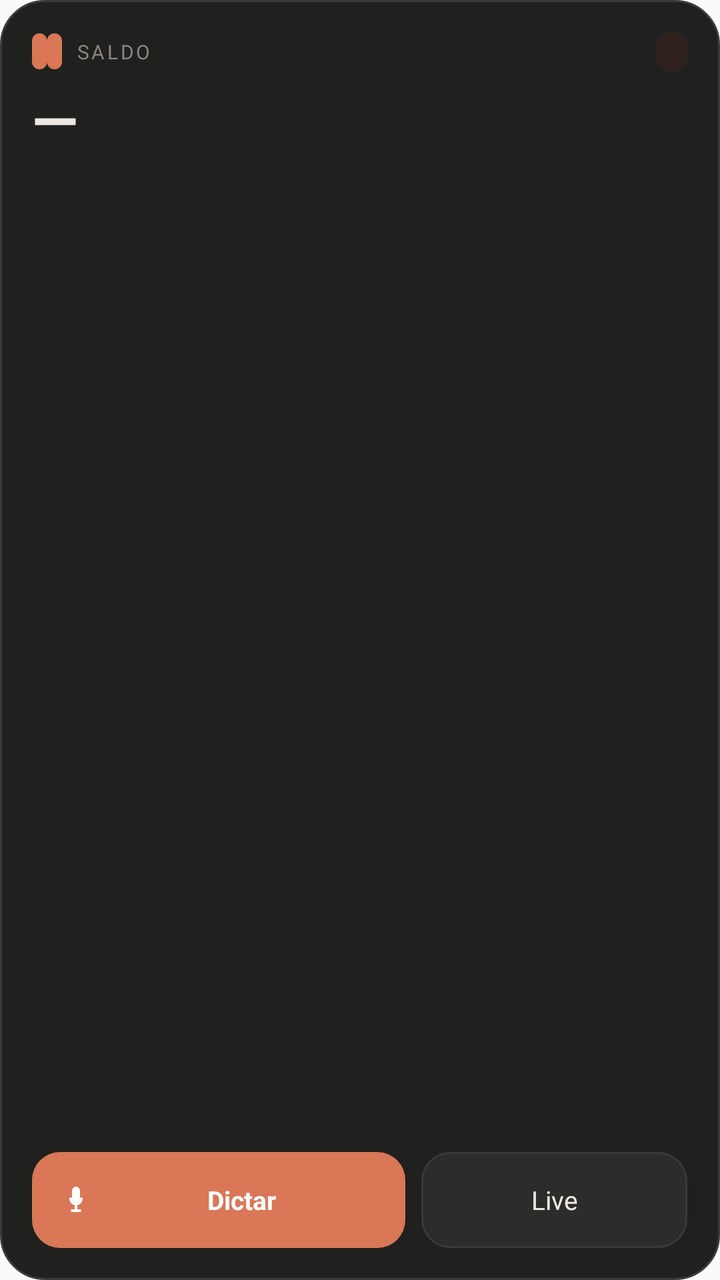
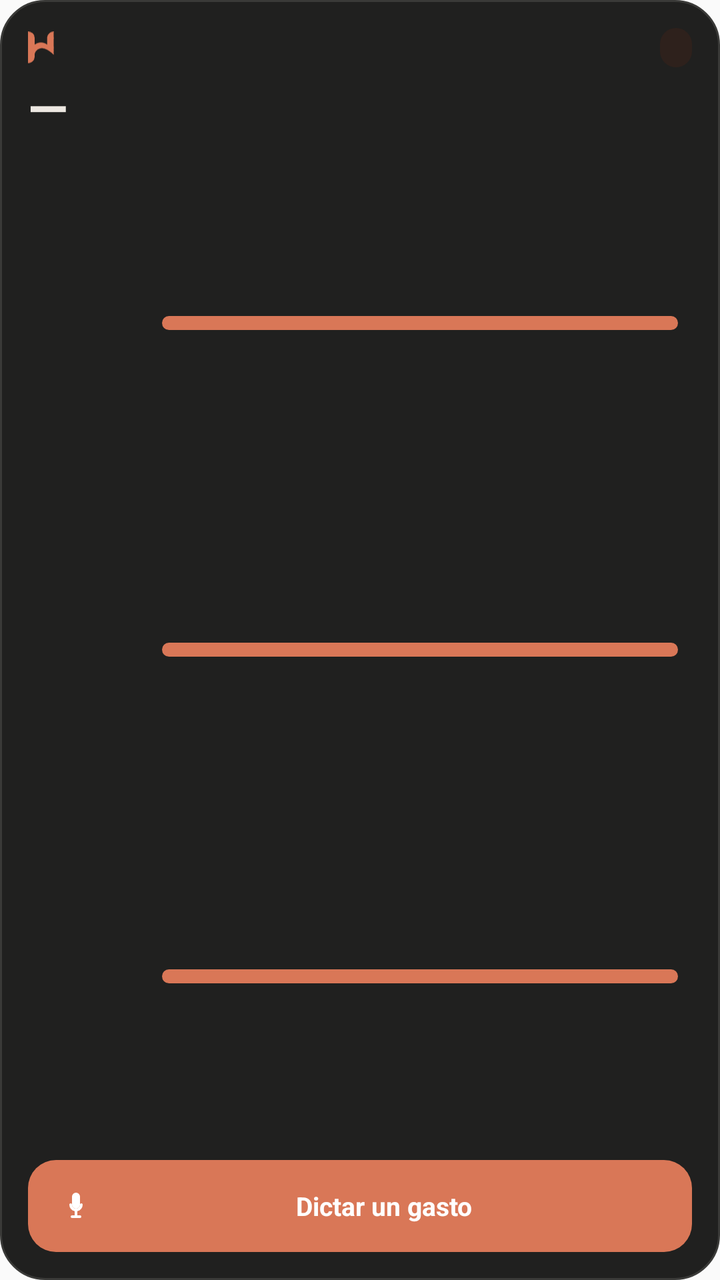

Before-and-after screenshots of an Android layout around one commit, followed by the original layout XML and the change that was made.
<!-- AndroidManifest.xml: application theme AppTheme -->
<!-- res/layout/widget_hera.xml -->
<?xml version="1.0" encoding="utf-8"?>
<LinearLayout xmlns:android="http://schemas.android.com/apk/res/android"
    android:id="@+id/widget_cuerpo"
    android:layout_width="match_parent"
    android:layout_height="match_parent"
    android:orientation="vertical"
    android:background="@drawable/widget_fondo"
    android:padding="16dp">

    
    <LinearLayout
        android:layout_width="match_parent"
        android:layout_height="wrap_content"
        android:orientation="horizontal"
        android:gravity="center_vertical">

        <ImageView
            android:layout_width="15dp"
            android:layout_height="18dp"
            android:src="@drawable/widget_marca"
            android:contentDescription="HeraWallet" />

        <TextView
            android:layout_width="0dp"
            android:layout_height="wrap_content"
            android:layout_weight="1"
            android:layout_marginStart="7dp"
            android:textColor="#8B857E"
            android:textSize="10sp"
            android:letterSpacing="0.12"
            android:text="SALDO" />

        <TextView
            android:id="@+id/widget_racha"
            android:layout_width="wrap_content"
            android:layout_height="wrap_content"
            android:background="@drawable/widget_pastilla"
            android:paddingHorizontal="8dp"
            android:paddingVertical="3dp"
            android:textColor="#D97757"
            android:textSize="10sp"
            android:textStyle="bold"
            android:text="" />
    </LinearLayout>

    <TextView
        android:id="@+id/widget_saldo"
        android:layout_width="match_parent"
        android:layout_height="wrap_content"
        android:layout_marginTop="8dp"
        android:textColor="#ECE7E1"
        android:textSize="30sp"
        android:textStyle="bold"
        android:maxLines="1"
        android:ellipsize="end"
        android:includeFontPadding="false"
        android:text="—" />

    <TextView
        android:id="@+id/widget_detalle"
        android:layout_width="match_parent"
        android:layout_height="wrap_content"
        android:layout_marginTop="3dp"
        android:textColor="#B4AEA8"
        android:textSize="12sp"
        android:maxLines="1"
        android:ellipsize="end"
        android:text="" />

    
    <LinearLayout
        android:layout_width="match_parent"
        android:layout_height="0dp"
        android:layout_weight="1"
        android:layout_marginTop="12dp"
        android:orientation="horizontal"
        android:gravity="bottom">

        <TextView
            android:id="@+id/widget_dictar"
            android:layout_width="0dp"
            android:layout_height="48dp"
            android:layout_weight="1.4"
            android:layout_marginEnd="8dp"
            android:background="@drawable/widget_boton_principal"
            android:gravity="center"
            android:textColor="#FFFFFF"
            android:textSize="13sp"
            android:textStyle="bold"
            android:drawableStart="@drawable/widget_ic_micro"
            android:drawablePadding="7dp"
            android:paddingStart="14dp"
            android:paddingEnd="14dp"
            android:text="Dictar" />

        <TextView
            android:id="@+id/widget_live"
            android:layout_width="0dp"
            android:layout_height="48dp"
            android:layout_weight="1"
            android:background="@drawable/widget_boton"
            android:gravity="center"
            android:textColor="#ECE7E1"
            android:textSize="13sp"
            android:text="Live" />
    </LinearLayout>
</LinearLayout>
<!-- resources referenced by this layout -->
<resources>
  <!-- drawable widget_boton (drawable) -->
  <?xml version="1.0" encoding="utf-8"?>
  <shape xmlns:android="http://schemas.android.com/apk/res/android" android:shape="rectangle">
      <solid android:color="#2C2C2A" />
      <corners android:radius="14dp" />
      <stroke android:width="1dp" android:color="#3A3A38" />
  </shape>
  <!-- drawable widget_boton_principal (drawable) -->
  <?xml version="1.0" encoding="utf-8"?>
  <shape xmlns:android="http://schemas.android.com/apk/res/android" android:shape="rectangle">
      <solid android:color="#D97757" />
      <corners android:radius="14dp" />
  </shape>
  <!-- drawable widget_fondo (drawable) -->
  <?xml version="1.0" encoding="utf-8"?>
  <shape xmlns:android="http://schemas.android.com/apk/res/android" android:shape="rectangle">
      <solid android:color="#20201F" />
      <corners android:radius="22dp" />
      <stroke android:width="1dp" android:color="#3A3A38" />
  </shape>
  <!-- drawable widget_ic_micro (drawable) -->
  <?xml version="1.0" encoding="utf-8"?>
  <vector xmlns:android="http://schemas.android.com/apk/res/android"
      android:width="16dp"
      android:height="16dp"
      android:viewportWidth="24"
      android:viewportHeight="24">
      <path
          android:fillColor="#FFFFFF"
          android:pathData="M12,14a3,3 0 0 0 3,-3V5a3,3 0 0 0 -6,0v6a3,3 0 0 0 3,3z" />
      <path
          android:fillColor="#FFFFFF"
          android:pathData="M17,11a1,1 0 0 0 -2,0a3,3 0 0 1 -6,0a1,1 0 0 0 -2,0a5,5 0 0 0 4,4.9V19h-2a1,1 0 0 0 0,2h6a1,1 0 0 0 0,-2h-2v-3.1A5,5 0 0 0 17,11z" />
  </vector>
  <!-- drawable widget_marca (drawable) -->
  <?xml version="1.0" encoding="utf-8"?>
  <vector xmlns:android="http://schemas.android.com/apk/res/android"
      android:width="15dp"
      android:height="18dp"
      android:viewportWidth="44"
      android:viewportHeight="54">
      <path
          android:fillColor="#D97757"
          android:pathData="M0,11a11,11 0 0 1 11,-11a11,11 0 0 1 11,11v32a11,11 0 0 0 11,11a11,11 0 0 0 11,-11v-32a11,11 0 0 0 -11,-11a11,11 0 0 0 -11,11v32a11,11 0 0 1 -11,11a11,11 0 0 1 -11,-11z" />
  </vector>
  <!-- drawable widget_pastilla (drawable) -->
  <?xml version="1.0" encoding="utf-8"?>
  <shape xmlns:android="http://schemas.android.com/apk/res/android" android:shape="rectangle">
      <solid android:color="#2E211C" />
      <corners android:radius="99dp" />
  </shape>
  <style name="AppTheme" parent="Theme.AppCompat.Light.DarkActionBar">
          
          <item name="colorPrimary">@color/colorPrimary</item>
          <item name="colorPrimaryDark">@color/colorPrimaryDark</item>
          <item name="colorAccent">@color/colorAccent</item>
      </style>
</resources>

<!-- the commit's change to res/layout/widget_hera.xml (unified diff, before → after) -->
@@ -5,7 +5,7 @@
     android:layout_height="match_parent"
     android:orientation="vertical"
     android:background="@drawable/widget_fondo"
-    android:padding="16dp">
+    android:padding="14dp">
 
     
     <LinearLayout
@@ -15,20 +15,22 @@
         android:gravity="center_vertical">
 
         <ImageView
-            android:layout_width="15dp"
-            android:layout_height="18dp"
+            android:layout_width="13dp"
+            android:layout_height="16dp"
             android:src="@drawable/widget_marca"
             android:contentDescription="HeraWallet" />
 
         <TextView
-            android:layout_width="0dp"
-            android:layout_height="wrap_content"
-            android:layout_weight="1"
-            android:layout_marginStart="7dp"
-            android:textColor="#8B857E"
-            android:textSize="10sp"
-            android:letterSpacing="0.12"
-            android:text="SALDO" />
+            android:id="@+id/widget_hoy"
+            android:layout_width="0dp"
+            android:layout_height="wrap_content"
+            android:layout_weight="1"
+            android:layout_marginStart="8dp"
+            android:textColor="#B4AEA8"
+            android:textSize="12sp"
+            android:maxLines="1"
+            android:ellipsize="end"
+            android:text="" />
 
         <TextView
             android:id="@+id/widget_racha"
@@ -47,61 +49,192 @@
         android:id="@+id/widget_saldo"
         android:layout_width="match_parent"
         android:layout_height="wrap_content"
-        android:layout_marginTop="8dp"
+        android:layout_marginTop="6dp"
         android:textColor="#ECE7E1"
-        android:textSize="30sp"
+        android:textSize="26sp"
         android:textStyle="bold"
         android:maxLines="1"
         android:ellipsize="end"
         android:includeFontPadding="false"
         android:text="—" />
 
+    
+    <LinearLayout
+        android:id="@+id/widget_grafico"
+        android:layout_width="match_parent"
+        android:layout_height="0dp"
+        android:layout_weight="1"
+        android:layout_marginTop="10dp"
+        android:orientation="vertical">
+
+    
+    <LinearLayout
+        android:id="@+id/widget_cat1"
+        android:layout_width="match_parent"
+        android:layout_height="0dp"
+        android:layout_weight="1"
+        android:orientation="horizontal"
+        android:gravity="center_vertical"
+        android:baselineAligned="false">
+
+        <TextView
+            android:id="@+id/cat1_nombre"
+            android:layout_width="60dp"
+            android:layout_height="wrap_content"
+            android:textColor="#8B857E"
+            android:textSize="10sp"
+            android:maxLines="1"
+            android:ellipsize="end"
+            android:text="" />
+
+        <LinearLayout
+            android:layout_width="0dp"
+            android:layout_height="wrap_content"
+            android:layout_weight="1"
+            android:layout_marginHorizontal="7dp"
+            android:orientation="horizontal">
+
+            <View
+                android:id="@+id/cat1_relleno"
+                android:layout_width="0dp"
+                android:layout_height="7dp"
+                android:layout_weight="1"
+                android:background="@drawable/widget_barra_relleno" />
+
+            <View
+                android:id="@+id/cat1_hueco"
+                android:layout_width="0dp"
+                android:layout_height="7dp"
+                android:layout_weight="0" />
+        </LinearLayout>
+
+        <TextView
+            android:id="@+id/cat1_importe"
+            android:layout_width="wrap_content"
+            android:layout_height="wrap_content"
+            android:textColor="#ECE7E1"
+            android:textSize="11sp"
+            android:textStyle="bold"
+            android:text="" />
+    </LinearLayout>
+
+    
+    <LinearLayout
+        android:id="@+id/widget_cat2"
+        android:layout_width="match_parent"
+        android:layout_height="0dp"
+        android:layout_weight="1"
+        android:orientation="horizontal"
+        android:gravity="center_vertical"
+        android:baselineAligned="false">
+
+        <TextView
+            android:id="@+id/cat2_nombre"
+            android:layout_width="60dp"
+            android:layout_height="wrap_content"
+            android:textColor="#8B857E"
+            android:textSize="10sp"
+            android:maxLines="1"
+            android:ellipsize="end"
+            android:text="" />
+
+        <LinearLayout
+            android:layout_width="0dp"
+            android:layout_height="wrap_content"
+            android:layout_weight="1"
+            android:layout_marginHorizontal="7dp"
+            android:orientation="horizontal">
+
+            <View
+                android:id="@+id/cat2_relleno"
+                android:layout_width="0dp"
+                android:layout_height="7dp"
+                android:layout_weight="1"
+                android:background="@drawable/widget_barra_relleno" />
+
+            <View
+                android:id="@+id/cat2_hueco"
+                android:layout_width="0dp"
+                android:layout_height="7dp"
+                android:layout_weight="0" />
+        </LinearLayout>
+
+        <TextView
+            android:id="@+id/cat2_importe"
+            android:layout_width="wrap_content"
+            android:layout_height="wrap_content"
+            android:textColor="#ECE7E1"
+            android:textSize="11sp"
+            android:textStyle="bold"
+            android:text="" />
+    </LinearLayout>
+
+    
+    <LinearLayout
+        android:id="@+id/widget_cat3"
+        android:layout_width="match_parent"
+        android:layout_height="0dp"
+        android:layout_weight="1"
+        android:orientation="horizontal"
+        android:gravity="center_vertical"
+        android:baselineAligned="false">
+
+        <TextView
+            android:id="@+id/cat3_nombre"
+            android:layout_width="60dp"
+            android:layout_height="wrap_content"
+            android:textColor="#8B857E"
+            android:textSize="10sp"
+            android:maxLines="1"
+            android:ellipsize="end"
+            android:text="" />
+
+        <LinearLayout
+            android:layout_width="0dp"
+            android:layout_height="wrap_content"
+            android:layout_weight="1"
+            android:layout_marginHorizontal="7dp"
+            android:orientation="horizontal">
+
+            <View
+                android:id="@+id/cat3_relleno"
+                android:layout_width="0dp"
+                android:layout_height="7dp"
+                android:layout_weight="1"
+                android:background="@drawable/widget_barra_relleno" />
+
+            <View
+                android:id="@+id/cat3_hueco"
+                android:layout_width="0dp"
+                android:layout_height="7dp"
+                android:layout_weight="0" />
+        </LinearLayout>
+
+        <TextView
+            android:id="@+id/cat3_importe"
+            android:layout_width="wrap_content"
+            android:layout_height="wrap_content"
+            android:textColor="#ECE7E1"
+            android:textSize="11sp"
+            android:textStyle="bold"
+            android:text="" />
+    </LinearLayout>
+
+    </LinearLayout>
+
     <TextView
-        android:id="@+id/widget_detalle"
-        android:layout_width="match_parent"
-        android:layout_height="wrap_content"
-        android:layout_marginTop="3dp"
-        android:textColor="#B4AEA8"
-        android:textSize="12sp"
-        android:maxLines="1"
-        android:ellipsize="end"
-        android:text="" />
-
-    
-    <LinearLayout
-        android:layout_width="match_parent"
-        android:layout_height="0dp"
-        android:layout_weight="1"
-        android:layout_marginTop="12dp"
-        android:orientation="horizontal"
-        android:gravity="bottom">
-
-        <TextView
-            android:id="@+id/widget_dictar"
-            android:layout_width="0dp"
-            android:layout_height="48dp"
-            android:layout_weight="1.4"
-            android:layout_marginEnd="8dp"
-            android:background="@drawable/widget_boton_principal"
-            android:gravity="center"
-            android:textColor="#FFFFFF"
-            android:textSize="13sp"
-            android:textStyle="bold"
-            android:drawableStart="@drawable/widget_ic_micro"
-            android:drawablePadding="7dp"
-            android:paddingStart="14dp"
-            android:paddingEnd="14dp"
-            android:text="Dictar" />
-
-        <TextView
-            android:id="@+id/widget_live"
-            android:layout_width="0dp"
-            android:layout_height="48dp"
-            android:layout_weight="1"
-            android:background="@drawable/widget_boton"
-            android:gravity="center"
-            android:textColor="#ECE7E1"
-            android:textSize="13sp"
-            android:text="Live" />
-    </LinearLayout>
+        android:id="@+id/widget_dictar"
+        android:layout_width="match_parent"
+        android:layout_height="46dp"
+        android:layout_marginTop="10dp"
+        android:background="@drawable/widget_boton_principal"
+        android:gravity="center"
+        android:textColor="#FFFFFF"
+        android:textSize="13sp"
+        android:textStyle="bold"
+        android:drawableStart="@drawable/widget_ic_micro"
+        android:drawablePadding="8dp"
+        android:paddingStart="16dp"
+        android:paddingEnd="16dp"
+        android:text="Dictar un gasto" />
 </LinearLayout>
<!-- resource entries referenced after the edit -->
@@ -1,11 +1,10 @@
 <!-- resources referenced by this layout -->
 <resources>
-  <!-- drawable widget_boton (drawable) -->
+  <!-- drawable widget_barra_relleno (drawable) -->
   <?xml version="1.0" encoding="utf-8"?>
   <shape xmlns:android="http://schemas.android.com/apk/res/android" android:shape="rectangle">
-      <solid android:color="#2C2C2A" />
-      <corners android:radius="14dp" />
-      <stroke android:width="1dp" android:color="#3A3A38" />
+      <solid android:color="#D97757" />
+      <corners android:radius="99dp" />
   </shape>
   <!-- drawable widget_boton_principal (drawable) -->
   <?xml version="1.0" encoding="utf-8"?>
@@ -34,17 +33,7 @@
           android:fillColor="#FFFFFF"
           android:pathData="M17,11a1,1 0 0 0 -2,0a3,3 0 0 1 -6,0a1,1 0 0 0 -2,0a5,5 0 0 0 4,4.9V19h-2a1,1 0 0 0 0,2h6a1,1 0 0 0 0,-2h-2v-3.1A5,5 0 0 0 17,11z" />
   </vector>
-  <!-- drawable widget_marca (drawable) -->
-  <?xml version="1.0" encoding="utf-8"?>
-  <vector xmlns:android="http://schemas.android.com/apk/res/android"
-      android:width="15dp"
-      android:height="18dp"
-      android:viewportWidth="44"
-      android:viewportHeight="54">
-      <path
-          android:fillColor="#D97757"
-          android:pathData="M0,11a11,11 0 0 1 11,-11a11,11 0 0 1 11,11v32a11,11 0 0 0 11,11a11,11 0 0 0 11,-11v-32a11,11 0 0 0 -11,-11a11,11 0 0 0 -11,11v32a11,11 0 0 1 -11,11a11,11 0 0 1 -11,-11z" />
-  </vector>
+  <!-- drawable widget_marca: vector/xml drawable (drawable, 5745 chars, omitted) -->
   <!-- drawable widget_pastilla (drawable) -->
   <?xml version="1.0" encoding="utf-8"?>
   <shape xmlns:android="http://schemas.android.com/apk/res/android" android:shape="rectangle">
